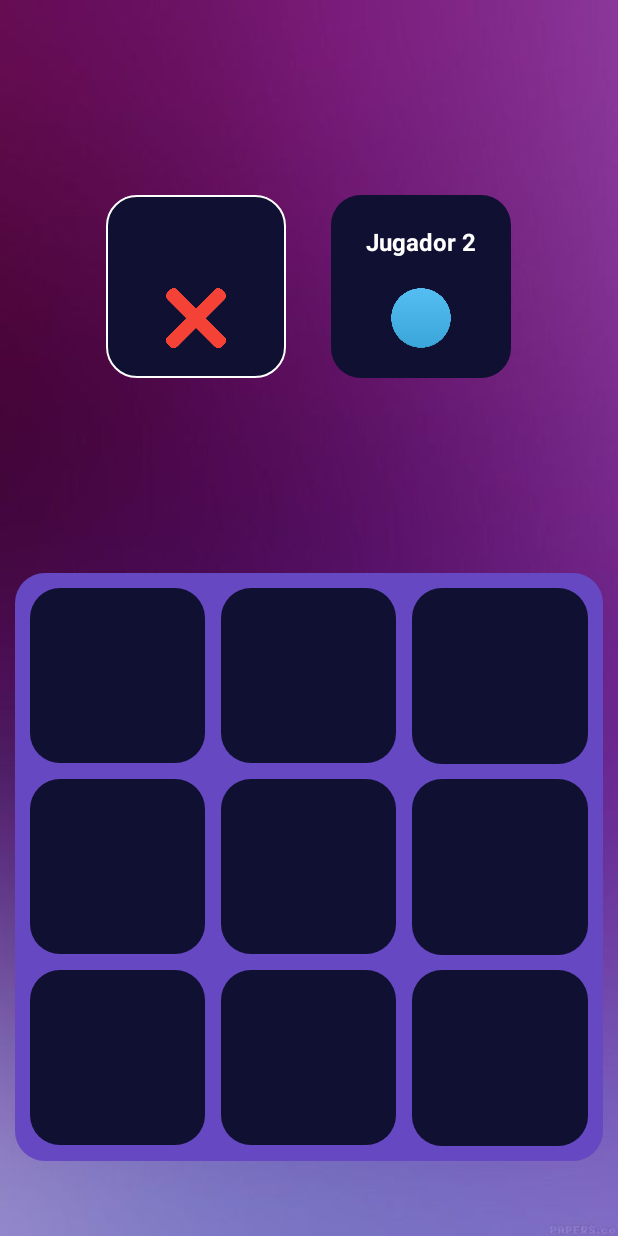
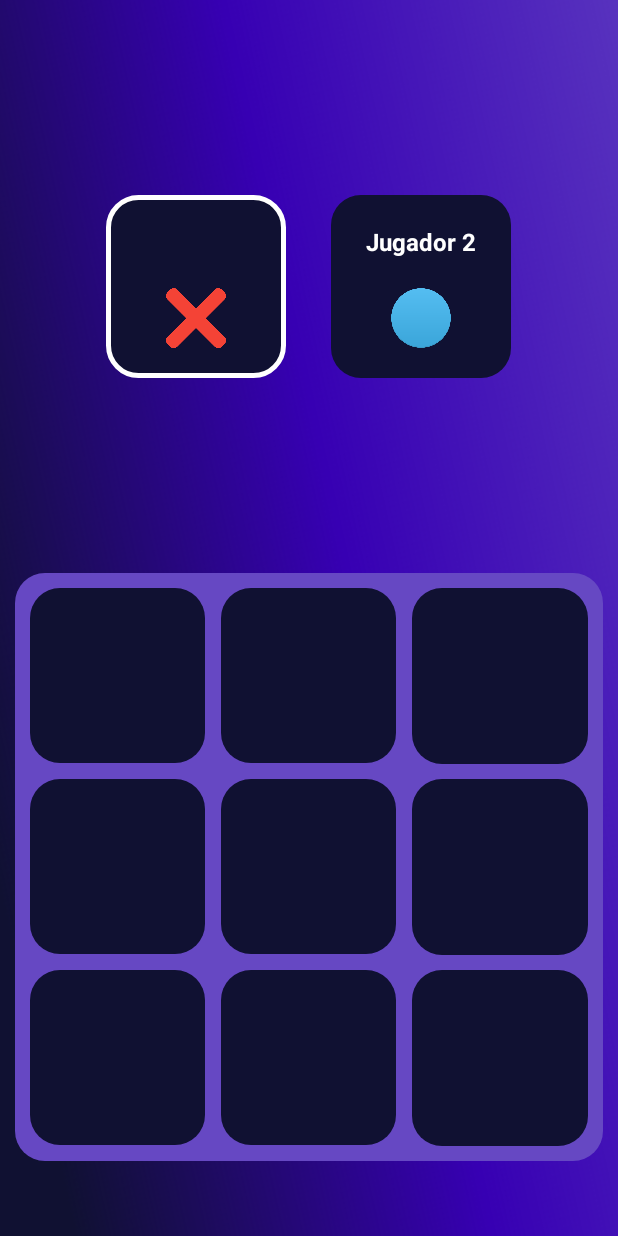
Before and after one commit to martiortaug/tictactoe_hm, an Android app: the MainActivity screen opened directly, with no data from a screen before it, on a phone screen of 412 x 824 dp. Run offline under Robolectric (Android 15) with nearby library versions, the phone set to English and light mode, and no system bars; our stand-ins replace Firebase (no records; nobody signed in at launch, a user with empty details on screens opened directly).

Commit message:
modified appearance of the app

```diff
--- a/app/src/main/res/drawable/round_back_dark_blue_stroke.xml
+++ b/app/src/main/res/drawable/round_back_dark_blue_stroke.xml
@@ -4,6 +4,6 @@
 
     <solid android:color="@color/dark_blue"/>
     <stroke android:color="@color/white"
-        android:width="1dp"/>
+        android:width="3dp"/>
     <corners android:radius="20dp"/>
 </shape>
--- a/app/src/main/res/layout/activity_player_name.xml
+++ b/app/src/main/res/layout/activity_player_name.xml
@@ -13,7 +13,7 @@
         android:layout_width="wrap_content"
         android:layout_height="wrap_content"
         android:text="Tic Tac Toe"
-        android:fontFamily="sans-serif-condensed"
+        android:fontFamily="sans-serif"
         android:textColor="#FFFFFF"
         android:textSize="30sp"
         android:textStyle="bold"/>
```
Also changed, not shown: app/src/main/res/drawable/background.jpg (deleted), app/src/main/res/drawable/background.png (added).
